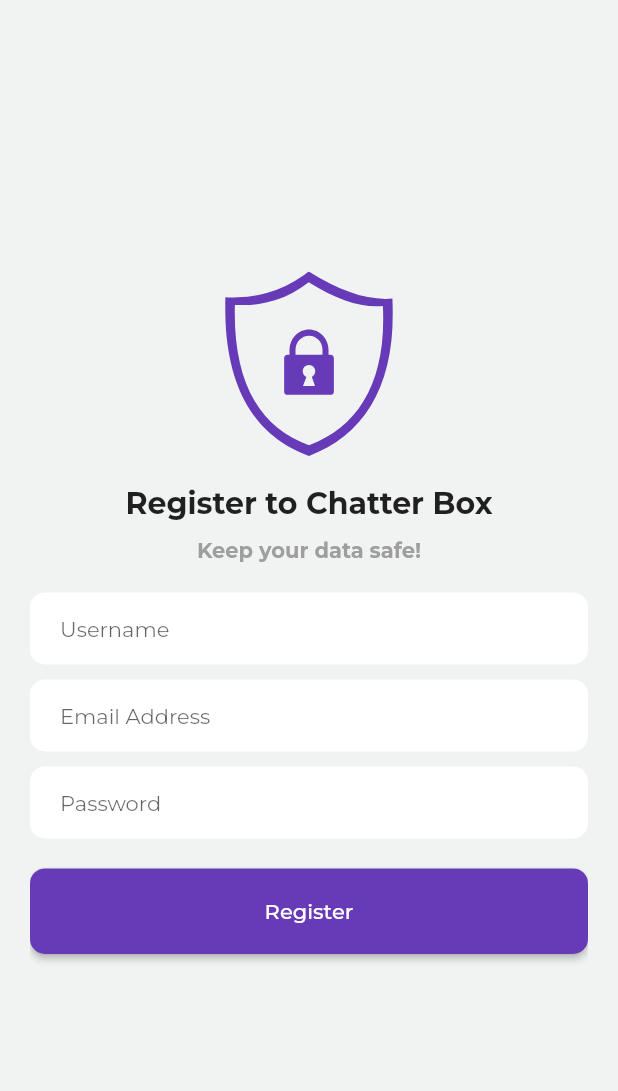
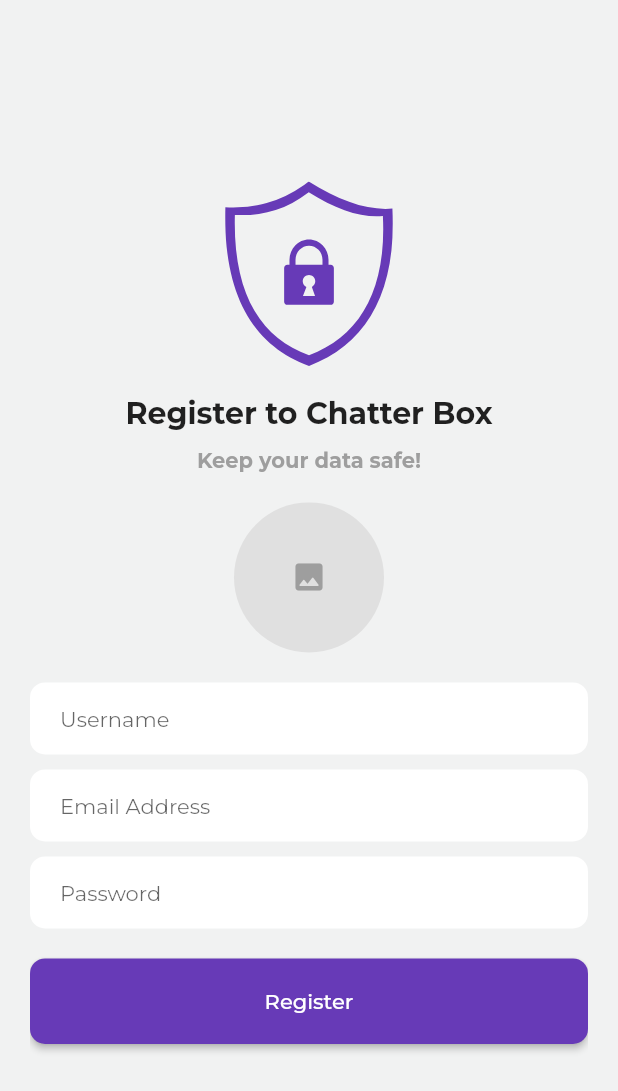
Before and after one commit to bishalchalise/chatter_box, a Flutter app: the RegisterScreen screen opened by its route, on a phone screen of 412 x 824 dp. Shown: the top 1091 px of the screen. Run offline on Flutter 3.47's test engine with Material 2 defaults, Android fonts, the phone set to English and light mode, and no system bars; our stand-ins replace cached_network_image, cloud_firestore, firebase_auth, firebase_core, flutter_svg, fluttertoast and 3 more; missing offline and left inert: dart:ffi; accounts and stored records are empty; network calls fail.

Commit message:
completed authentication

```diff
--- a/lib/features/authentication/services/auth_service.dart
+++ b/lib/features/authentication/services/auth_service.dart
@@ -1,22 +1,33 @@
+import 'package:cloud_firestore/cloud_firestore.dart';
 import 'package:firebase_auth/firebase_auth.dart';
 import 'package:flutter/material.dart';
 import 'package:fluttertoast/fluttertoast.dart';
 
 class AuthService {
   static final _auth = FirebaseAuth.instance;
-
+  static final _fs = FirebaseFirestore.instance;
   // register user with email and pass
   static Future<String?> registerUser({
+    required final String name,
     required final String email,
     required final String password,
+    required final String photo,
   }) async {
     try {
       final result = await _auth.createUserWithEmailAndPassword(
         email: email,
         password: password,
       );
-      print('User with UID: ${result.user?.uid} is registered');
-      return result.user!.uid;
+      if (result.user?.uid != null) {
+        saveUserDetailsToFirestore(
+            uid: result.user!.uid,
+            name: name,
+            email: email,
+            photo: photo,
+            );
+      }
+
+      return result.user?.uid;
     } on FirebaseAuthException catch (e) {
       if (e.code == 'invalid-email') {
         Fluttertoast.showToast(msg: 'The email you have entered is invalid');
@@ -42,7 +53,7 @@ class AuthService {
         email: email,
         password: password,
       );
-      print('User with UID: ${result.user?.uid} is logged in.');
+      debugPrint('User with UID: ${result.user?.uid} is logged in.');
       return result.user!.uid;
     } on FirebaseAuthException catch (e) {
       if (e.code == 'invalid-email') {
@@ -61,7 +72,7 @@ class AuthService {
 
 // logout user
 
- static void logoutUser() async {
+  static void logoutUser() async {
     try {
       await _auth.signOut();
     } catch (e) {
@@ -70,6 +81,28 @@ class AuthService {
     }
   }
 
+//save user details in fire store
+
+  static Future<void> saveUserDetailsToFirestore({
+    required final String uid,
+    required final String name,
+    required final String email,
+    required final String photo,
+  }) async {
+    try {
+      final usersRef = _fs.collection('users').doc();
+      await usersRef.set({
+        'uid': uid,
+        'name': name,
+        'email': email,
+        'photo': photo,
+      });
+    } catch (e) {
+      debugPrint(e.toString());
+      debugPrint('Error! Saving your details');
+    }
+  }
+
 //check user is already authenticated or not?
   static Stream<User?> checkAuthState() {
     return _auth.authStateChanges();
--- a/lib/features/authentication/views/screens/register_screen.dart
+++ b/lib/features/authentication/views/screens/register_screen.dart
@@ -1,3 +1,4 @@
+
 import 'package:chatter_box/features/authentication/viewmodels/auth_vm.dart';
 import 'package:chatter_box/features/shared/views/widgets/app_input.dart';
 import 'package:flutter/material.dart';
@@ -34,6 +35,10 @@ class RegisterScreen extends StatelessWidget {
                           mainAxisAlignment: MainAxisAlignment.center,
                           children: [
                             _headerBuilder(),
+                            const SizedBox(
+                              height: 20.0,
+                            ),
+                            _imageBuilder(vm),
                             const SizedBox(
                               height: 20.0,
                             ),
@@ -91,6 +96,36 @@ class RegisterScreen extends StatelessWidget {
           ),
         ),
       ],
+    );
+  }
+
+  Widget _imageBuilder(final AuthVm vm) {
+    return GestureDetector(
+      onTap: () {
+        vm.pickImage();
+      },
+      child: Container(
+        width: 100.0,
+        height: 100.0,
+        decoration: BoxDecoration(
+          shape: BoxShape.circle,
+          color: Colors.grey.shade300,
+          image: vm.photo == null
+              ? null
+              : DecorationImage(
+                  image: FileImage(
+                    vm.photo!),
+                  fit: BoxFit.cover,
+                ),
+        ),
+        child: vm.photo !=null ? null
+        :  const Center(
+          child: Icon(
+            Icons.image_rounded,
+            color: Colors.grey,
+          ),
+        ),
+      ),
     );
   }
 
--- a/lib/features/authentication/models/user_model.dart
+++ b/lib/features/user/models/user_model.dart
@@ -1,10 +1,10 @@
-class User {
+class AppUser {
   final String id;
   final String name;
   final String email;
   final String photo;
 
-  User(
+  AppUser(
       {required this.id,
       required this.name,
       required this.email,
--- a/pubspec.yaml
+++ b/pubspec.yaml
@@ -43,6 +43,8 @@ dependencies:
   firebase_core: ^2.4.0
   firebase_auth: ^4.2.3
   fluttertoast: ^8.1.2
+  cloud_firestore: ^4.3.1
+  image_picker: ^0.8.6
 
 dev_dependencies:
   flutter_test:
```
Also changed, not shown: lib/app.dart (+28 -1 lines), lib/features/authentication/viewmodels/auth_vm.dart (+28 -1 lines), lib/features/chat/services/chat_services.dart (added, +17 -0 lines), lib/features/user/services/user_service.dart (added, +24 -0 lines), pubspec.lock, 2 other files.
